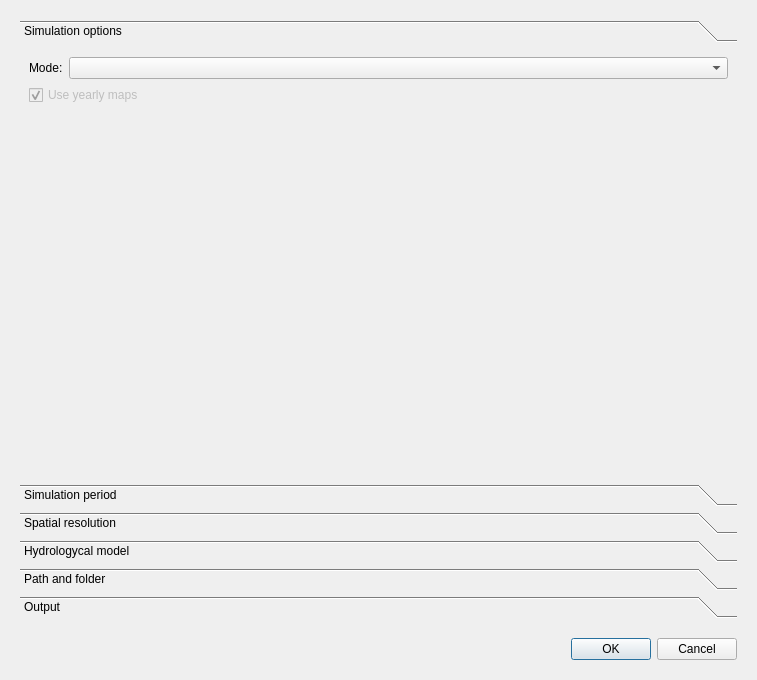
Qt form forms/set_simulation_dialog.ui (rita-tools/IdrAgraTools) before a commit.
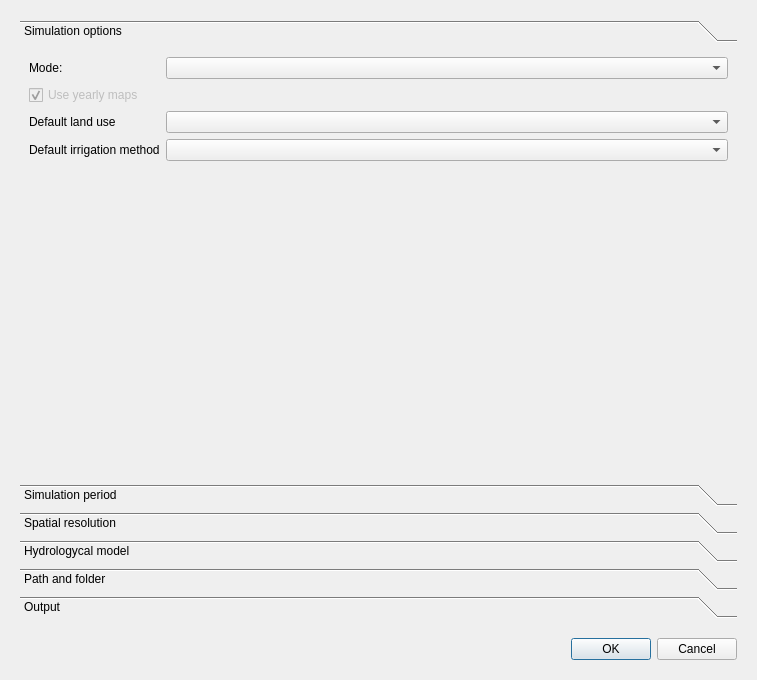
The same form after that commit. The open tabs and pages were chosen to show the change. Custom widgets are drawn as their Qt base class.

Commit message: add support for default land use and irrigation method

Patch:
```diff
--- a/forms/set_simulation_dialog.ui
+++ b/forms/set_simulation_dialog.ui
@@ -44,7 +44,7 @@
          <x>0</x>
          <y>0</y>
          <width>717</width>
-         <height>353</height>
+         <height>429</height>
         </rect>
        </property>
        <attribute name="label">
@@ -77,6 +77,26 @@
           </property>
          </widget>
         </item>
+        <item row="3" column="0">
+         <widget class="QLabel" name="DEF_LU_LB">
+          <property name="text">
+           <string>Default land use</string>
+          </property>
+         </widget>
+        </item>
+        <item row="3" column="1">
+         <widget class="QComboBox" name="DEF_LU_CB"/>
+        </item>
+        <item row="5" column="0">
+         <widget class="QLabel" name="DEF_IM_LB">
+          <property name="text">
+           <string>Default irrigation method</string>
+          </property>
+         </widget>
+        </item>
+        <item row="5" column="1">
+         <widget class="QComboBox" name="DEF_IM_CB"/>
+        </item>
        </layout>
       </widget>
       <widget class="QWidget" name="TIME_PG">
```
Left out of the diff: 16 changed lines with no effect on the pictures. The commit also changes 3 other files.
